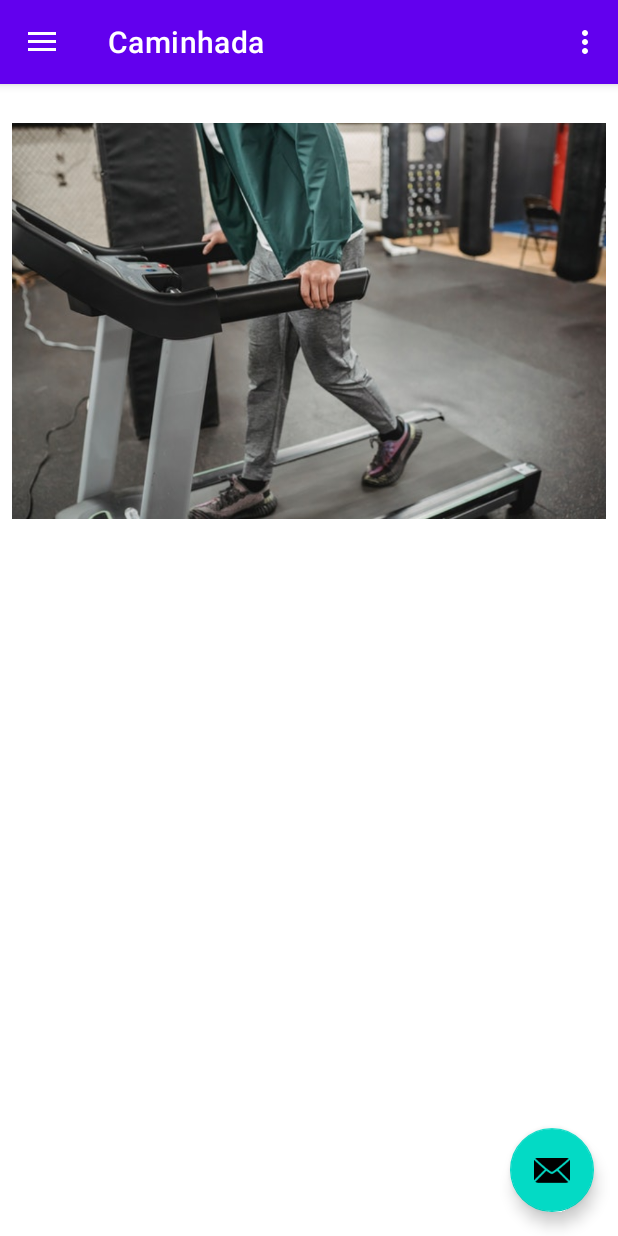
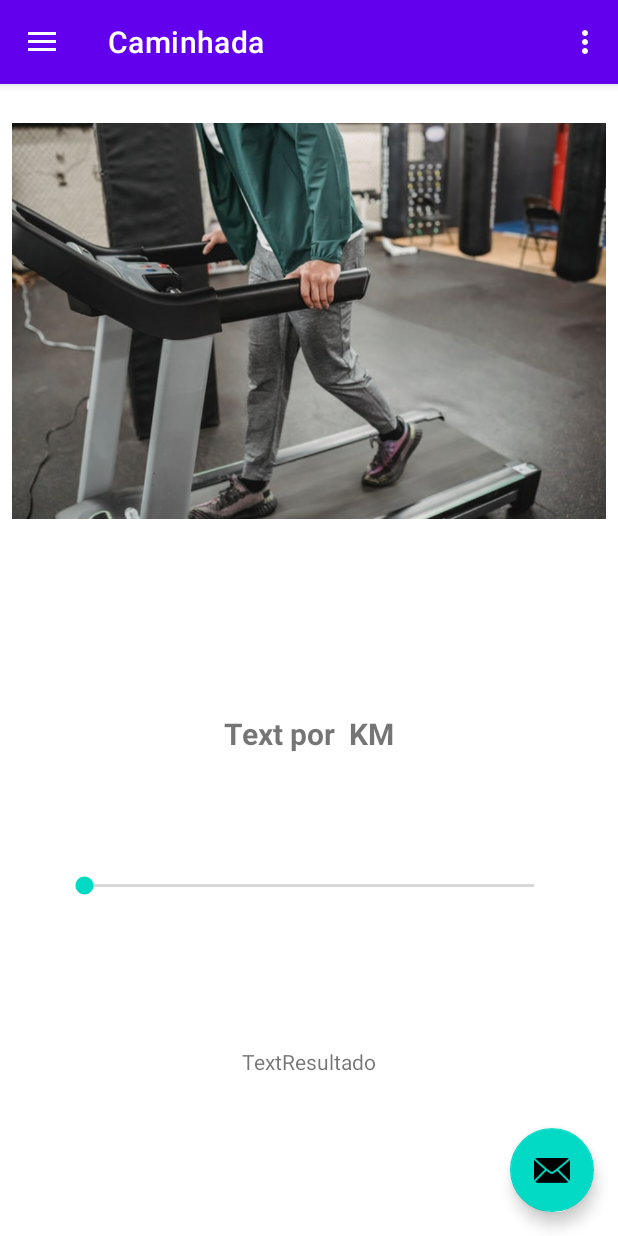
Before and after one commit to erickferrareto/Navigation-Drawer, an Android app: the screen it shows after launch (MainActivity), in the side drawer, after a tap on "Caminhada", on a phone screen of 412 x 824 dp. Run offline under Robolectric (Android 15) with nearby library versions, the phone set to English and light mode, and no system bars; our stand-ins replace navigation-ui; 1 statement that could not run was skipped.

Commit message:
First Commit

```diff
--- a/app/src/main/java/com/example/projectwithnavigationdrawer/MainActivity.kt
+++ b/app/src/main/java/com/example/projectwithnavigationdrawer/MainActivity.kt
@@ -37,7 +37,7 @@ class MainActivity : AppCompatActivity() {
 
         appBarConfiguration = AppBarConfiguration(
             setOf(
-                R.id.nav_inicio ,R.id.nav_caminhada
+                R.id.nav_inicio ,R.id.nav_caminhada, R.id.nav_corrida, R.id.nav_bicicleta, R.id.nav_basquete
             ), drawerLayout
         )
         setupActionBarWithNavController(navController, appBarConfiguration)
--- a/app/src/main/java/com/example/projectwithnavigationdrawer/ui/caminhada/walk_fragment.kt
+++ b/app/src/main/java/com/example/projectwithnavigationdrawer/ui/caminhada/walk_fragment.kt
@@ -5,23 +5,31 @@ import androidx.fragment.app.Fragment
 import android.view.LayoutInflater
 import android.view.View
 import android.view.ViewGroup
+import android.widget.Button
+import android.widget.SeekBar
+import android.widget.TextView
+import androidx.navigation.fragment.findNavController
 import com.example.projectwithnavigationdrawer.R
 
 class walk_fragment : Fragment() {
-    // TODO: Rename and change types of parameters
-    private var param1: String? = null
-    private var param2: String? = null
+
+    private lateinit var seekBarVolume: SeekBar
+    private lateinit var textResult: TextView
+    private lateinit var textKm: TextView
 
     override fun onCreate(savedInstanceState: Bundle?) {
         super.onCreate(savedInstanceState)
 
+        val numero = 0
+        seekBarVolume.findViewById<SeekBar>(R.id.seekBar)
     }
+
+
 
     override fun onCreateView(
         inflater: LayoutInflater, container: ViewGroup?,
         savedInstanceState: Bundle?
     ): View? {
-        // Inflate the layout for this fragment
         return inflater.inflate(R.layout.fragment_walk_fragment, container, false)
     }
 
--- a/app/src/main/res/layout/fragment_walk_fragment.xml
+++ b/app/src/main/res/layout/fragment_walk_fragment.xml
@@ -15,4 +15,41 @@
         app:layout_constraintEnd_toEndOf="parent"
         app:layout_constraintStart_toStartOf="parent"
         app:layout_constraintTop_toTopOf="parent" />
+
+    <SeekBar
+        android:id="@+id/seekBar"
+        android:layout_width="0dp"
+        android:layout_height="wrap_content"
+        android:layout_marginStart="32dp"
+        android:layout_marginEnd="32dp"
+        android:max="100"
+        app:layout_constraintBottom_toBottomOf="parent"
+        app:layout_constraintEnd_toEndOf="parent"
+        app:layout_constraintStart_toStartOf="parent"
+        app:layout_constraintTop_toBottomOf="@+id/imageView2" />
+
+    <TextView
+        android:id="@+id/textResultado"
+        android:layout_width="wrap_content"
+        android:layout_height="wrap_content"
+        android:text="TextResultado"
+        app:layout_constraintBottom_toBottomOf="parent"
+        app:layout_constraintEnd_toEndOf="parent"
+        app:layout_constraintStart_toStartOf="parent"
+        app:layout_constraintTop_toBottomOf="@+id/seekBar" />
+
+    <TextView
+        android:id="@+id/textKm"
+        android:layout_width="wrap_content"
+        android:layout_height="wrap_content"
+        android:layout_marginTop="32dp"
+        android:text="Text por  KM"
+        android:textSize="20sp"
+        android:textStyle="bold"
+        app:layout_constraintBottom_toTopOf="@+id/seekBar"
+        app:layout_constraintEnd_toEndOf="parent"
+        app:layout_constraintStart_toStartOf="parent"
+        app:layout_constraintTop_toBottomOf="@+id/imageView2" />
+
+
 </androidx.constraintlayout.widget.ConstraintLayout>
--- a/app/src/main/res/navigation/mobile_navigation.xml
+++ b/app/src/main/res/navigation/mobile_navigation.xml
@@ -17,5 +17,23 @@
         android:label="@string/menu_caminhada"
         tools:layout="@layout/fragment_walk_fragment" />
 
+    <fragment
+        android:id="@+id/nav_corrida"
+        android:name="com.example.projectwithnavigationdrawer.ui.corrida.fragment_run"
+        android:label="@string/menu_corrida"
+        tools:layout="@layout/fragment_run" />
+
+    <fragment
+        android:id="@+id/nav_bicicleta"
+        android:name="com.example.projectwithnavigationdrawer.ui.bike.fragmente_bike"
+        android:label="@string/menu_bicilceta"
+        tools:layout="@layout/fragment_bike" />
+
+    <fragment
+        android:id="@+id/nav_basquete"
+        android:name="com.example.projectwithnavigationdrawer.ui.basket.basket_fragment"
+        android:label="@string/menu_basquete"
+        tools:layout="@layout/fragment_basket" />
+
 
 </navigation>
```
Also changed, not shown: app/src/main/java/com/example/projectwithnavigationdrawer/ui/basket/basket_fragment.kt (added, +28 -0 lines), app/src/main/java/com/example/projectwithnavigationdrawer/ui/bike/fragmente_bike.kt (added, +28 -0 lines), app/src/main/java/com/example/projectwithnavigationdrawer/ui/corrida/fragment_run.kt (added, +28 -0 lines), app/src/main/res/drawable/ic_baseline_pause_24.xml (added, +10 -0 lines), app/src/main/res/drawable/ic_baseline_play_arrow_24.xml (added, +10 -0 lines), app/src/main/res/layout/fragment_basket.xml (added, +18 -0 lines), app/src/main/res/layout/fragment_bike.xml (added, +18 -0 lines), app/src/main/res/layout/fragment_run.xml (added, +18 -0 lines), app/src/main/res/drawable/pexel_basquete.jpg (added), app/src/main/res/drawable/pexel_bike.jpg (added), app/src/main/res/drawable/pexels_run.jpg (added).
